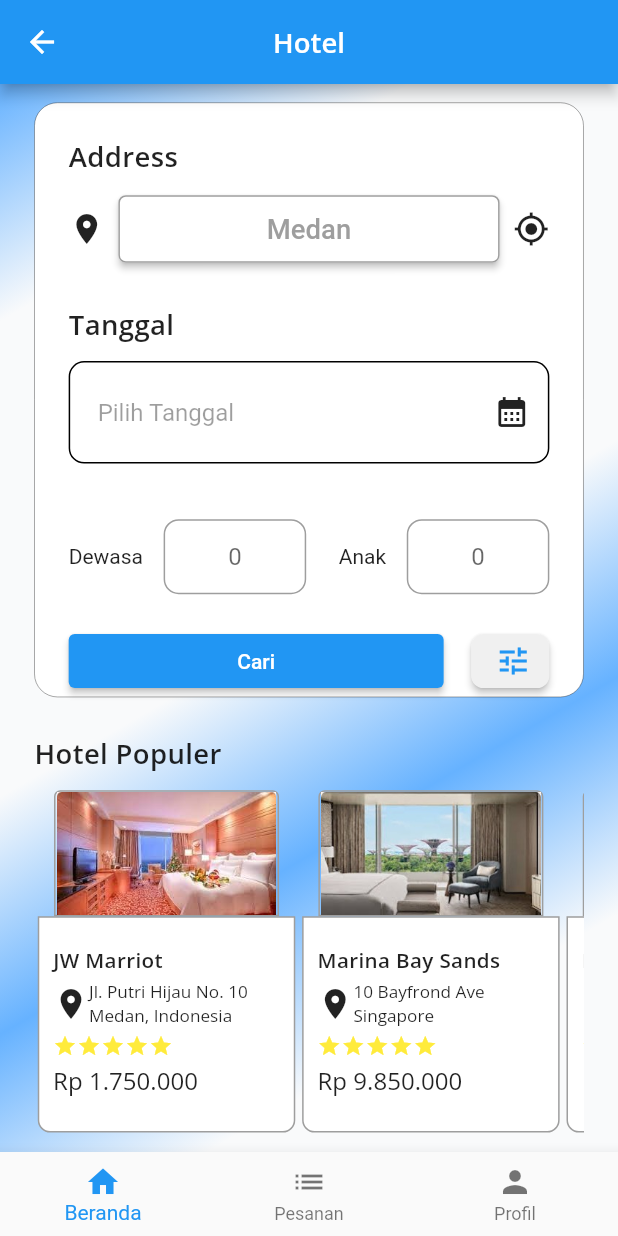
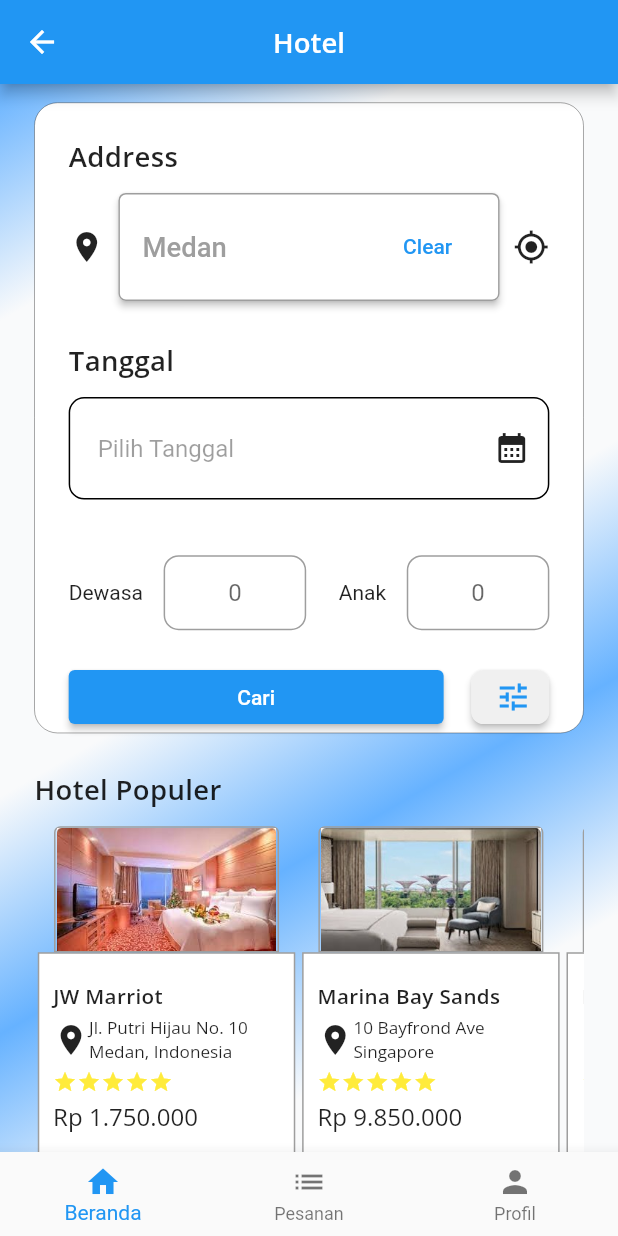
Before and after one commit to kanzulfkr/tripease, a Flutter app: the HotelHome screen opened directly, on a phone screen of 412 x 824 dp. Run offline on Flutter 3.47's test engine with Material 2 defaults, Android fonts, the phone set to English and light mode, and no system bars; our stand-ins replace buttons_tabbar, carousel_slider, contained_tab_bar_view, dio, dropdown_button2, email_validator and 12 more; accounts and stored records are empty.

Commit message:
fix overflow filter, add clear address text button

```diff
--- a/lib/hotel_features/hotel_home/view/clone.dart
+++ b/lib/hotel_features/hotel_home/view/clone.dart
@@ -327,23 +327,49 @@ class HotelHomeState extends State<HotelHome> {
                                       return Padding(
                                           padding: const EdgeInsets.symmetric(
                                               vertical: 12.0),
-                                        child: searchProvider.address == null
+                                          child: Row(
+                                            mainAxisAlignment:
+                                                MainAxisAlignment.spaceBetween,
+                                            children: [
+                                              Flexible(
+                                                child: Column(
+                                                  children: [
+                                                    searchProvider.address ==
+                                                            null
                                                         ? Text(
                                                             'Medan',
                                                             style: TextStyle(
-                                                  color: Colors.grey,
+                                                              color:
+                                                                  Colors.grey,
                                                               fontSize: 16.sp,
                                                             ),
                                                           )
                                                         : Text(
-                                                searchProvider.address
+                                                            searchProvider
+                                                                .address
                                                                 .toString(),
                                                             style: TextStyle(
-                                                  color: Colors.grey,
+                                                              color:
+                                                                  Colors.grey,
                                                               fontSize: 16.sp,
                                                             ),
+                                                            softWrap: true,
+                                                            overflow:
+                                                                TextOverflow
+                                                                    .ellipsis,
+                                                            maxLines: 2,
                                                           ),
-                                      );
+                                                  ],
+                                                ),
+                                              ),
+                                              TextButton(
+                                                  onPressed: () {
+                                                    searchProvider
+                                                        .clearAddress();
+                                                  },
+                                                  child: const Text('Clear'))
+                                            ],
+                                          ));
                                     },
                                   )),
                             ),
--- a/lib/hotel_features/hotel_home/viewmodel/search_hotel_provider.dart
+++ b/lib/hotel_features/hotel_home/viewmodel/search_hotel_provider.dart
@@ -148,6 +148,11 @@ class SearchProvider with ChangeNotifier {
     notifyListeners();
   }
 
+  void clearAddress() {
+    _address = null;
+    notifyListeners();
+  }
+
   void setName(String? name) {
     _name = name;
     notifyListeners();
```
Also changed, not shown: lib/hotel_features/list_hotel/view/list_hotel_view.dart (+17 -20 lines). Lines whose indentation alone changed are shown as unchanged.
